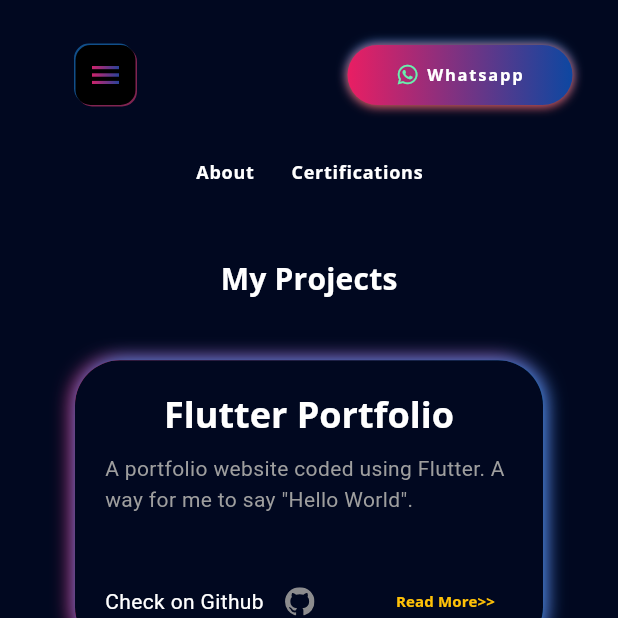
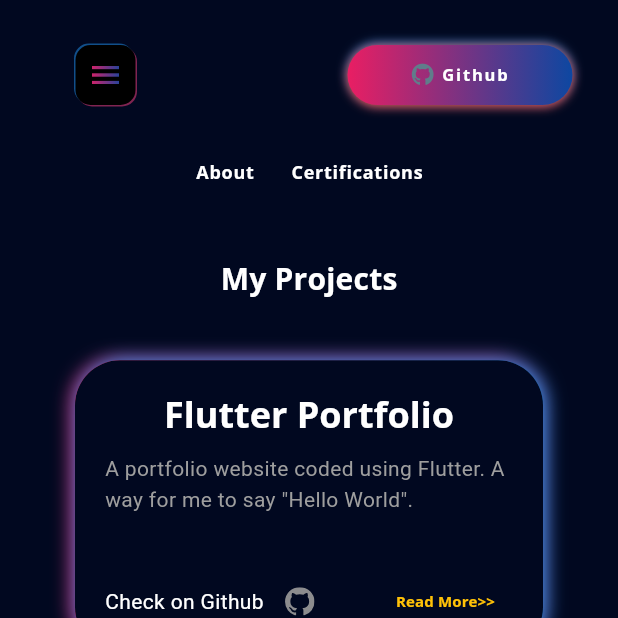
Before and after one commit to APandamonium1/flutter_portfolio, a Flutter app: the screen it shows after launch, scrolled down 576 dp, on a phone screen of 412 x 824 dp, the top half of it. Run offline on Flutter 3.47's test engine with Material 3 defaults, Android fonts, the phone set to English and light mode, and no system bars; our stand-ins replace firebase_core, flutter_svg, font_awesome_flutter, get, google_fonts, photo_view; accounts and stored records are empty; statements that could not run were skipped.

Commit message:
changed connect button to github

```diff
--- a/lib/screens/main/components/connect_button.dart
+++ b/lib/screens/main/components/connect_button.dart
@@ -13,7 +13,7 @@ class ConnectButton extends StatelessWidget {
       child: InkWell(
         onTap: () {
           //TODO: change maybe not WhatsApp
-          launchUrl(Uri.parse('https://wa.me/'));
+          launchUrl(Uri.parse('https://github.com/APandamonium1/'));
         },
         borderRadius: BorderRadius.circular(defaultPadding + 10),
         child: Container(
@@ -40,13 +40,13 @@ class ConnectButton extends StatelessWidget {
               crossAxisAlignment: CrossAxisAlignment.center,
               children: [
                 const Icon(
-                  FontAwesomeIcons.whatsapp,
-                  color: Colors.greenAccent,
+                  FontAwesomeIcons.github,
+                  color: Colors.blueGrey,
                   size: 15,
                 ),
                 const SizedBox(width: defaultPadding / 4),
                 Text(
-                  'Whatsapp',
+                  'Github',
                   style: Theme.of(context).textTheme.labelSmall!.copyWith(
                       color: Colors.white,
                       letterSpacing: 1.2,
```
